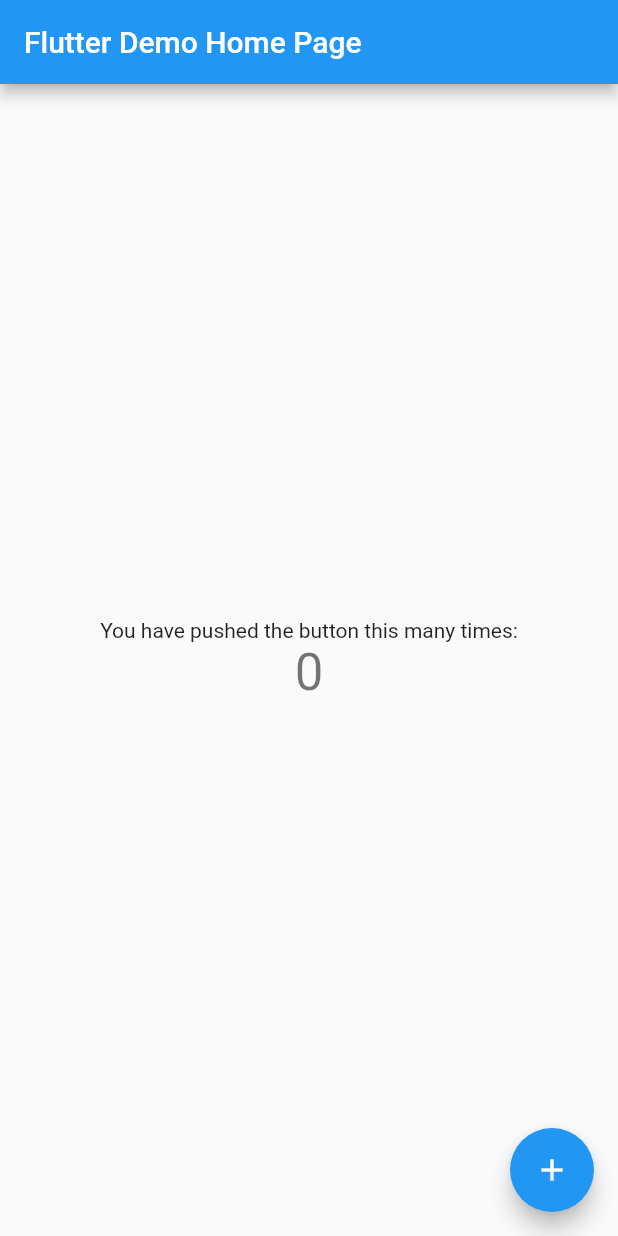
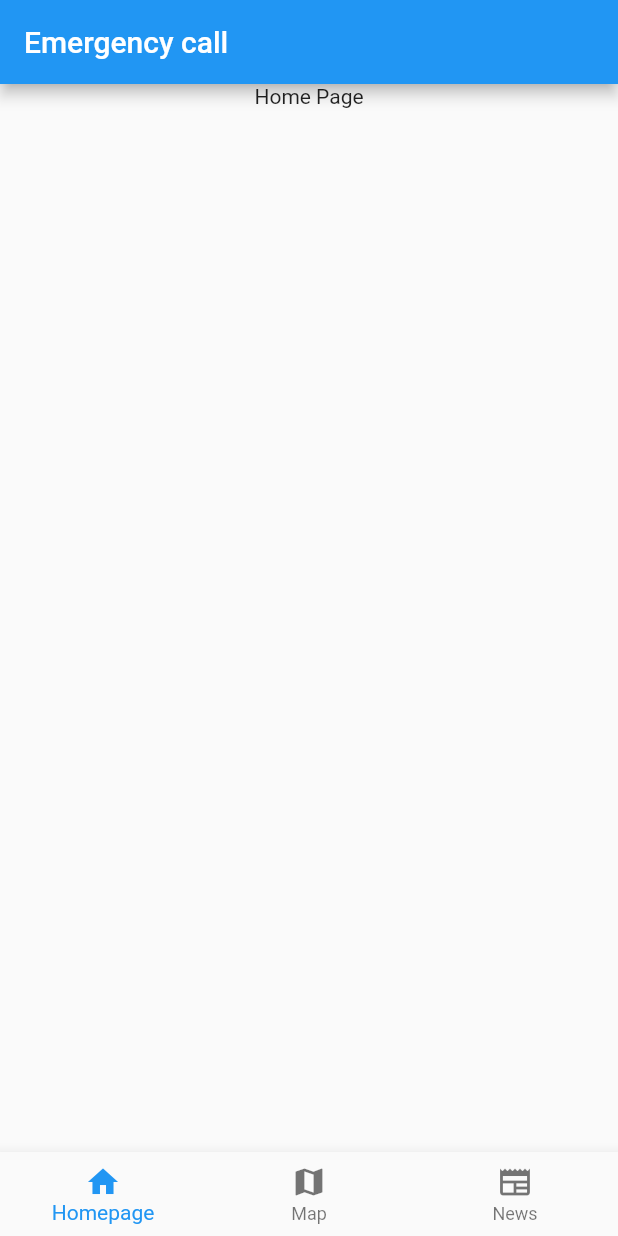
Before and after one commit to yasinthon04/Emergency_Call_Project, a Flutter app: the screen it shows after launch, on a phone screen of 412 x 824 dp. Run offline on Flutter 3.47's test engine with Material 2 defaults, Android fonts, the phone set to English and light mode, and no system bars.

Commit message:
create navbar

```diff
--- a/lib/main.dart
+++ b/lib/main.dart
@@ -1,115 +1,53 @@
+import 'package:emc/screens/home.dart';
+import 'package:emc/screens/map.dart';
+import 'package:emc/screens/news.dart';
 import 'package:flutter/material.dart';
 
 void main() {
-  runApp(const MyApp());
+  runApp(MyApp());
 }
 
 class MyApp extends StatelessWidget {
-  const MyApp({super.key});
-
-  // This widget is the root of your application.
   @override
   Widget build(BuildContext context) {
-    return MaterialApp(
-      title: 'Flutter Demo',
-      theme: ThemeData(
-        // This is the theme of your application.
-        //
-        // Try running your application with "flutter run". You'll see the
-        // application has a blue toolbar. Then, without quitting the app, try
-        // changing the primarySwatch below to Colors.green and then invoke
-        // "hot reload" (press "r" in the console where you ran "flutter run",
-        // or simply save your changes to "hot reload" in a Flutter IDE).
-        // Notice that the counter didn't reset back to zero; the application
-        // is not restarted.
-        primarySwatch: Colors.blue,
-      ),
-      home: const MyHomePage(title: 'Flutter Demo Home Page'),
-    );
+    return MaterialApp(home: MainPage());
   }
 }
 
-class MyHomePage extends StatefulWidget {
-  const MyHomePage({super.key, required this.title});
-
-  // This widget is the home page of your application. It is stateful, meaning
-  // that it has a State object (defined below) that contains fields that affect
-  // how it looks.
-
-  // This class is the configuration for the state. It holds the values (in this
-  // case the title) provided by the parent (in this case the App widget) and
-  // used by the build method of the State. Fields in a Widget subclass are
-  // always marked "final".
-
-  final String title;
+class MainPage extends StatefulWidget {
+  const MainPage({Key? key}) : super(key: key);
 
   @override
-  State<MyHomePage> createState() => _MyHomePageState();
+  _MainPageState createState() => _MainPageState();
 }
 
-class _MyHomePageState extends State<MyHomePage> {
-  int _counter = 0;
+class _MainPageState extends State<MainPage> {
 
-  void _incrementCounter() {
-    setState(() {
-      // This call to setState tells the Flutter framework that something has
-      // changed in this State, which causes it to rerun the build method below
-      // so that the display can reflect the updated values. If we changed
-      // _counter without calling setState(), then the build method would not be
-      // called again, and so nothing would appear to happen.
-      _counter++;
-    });
-  }
+  int _currentIndex = 0;
+  final tabs = [HomePage(),MapPage(),NewsPage()];
 
   @override
   Widget build(BuildContext context) {
-    // This method is rerun every time setState is called, for instance as done
-    // by the _incrementCounter method above.
-    //
-    // The Flutter framework has been optimized to make rerunning build methods
-    // fast, so that you can just rebuild anything that needs updating rather
-    // than having to individually change instances of widgets.
     return Scaffold(
-      appBar: AppBar(
-        // Here we take the value from the MyHomePage object that was created by
-        // the App.build method, and use it to set our appbar title.
-        title: Text(widget.title),
-      ),
-      body: Center(
-        // Center is a layout widget. It takes a single child and positions it
-        // in the middle of the parent.
-        child: Column(
-          // Column is also a layout widget. It takes a list of children and
-          // arranges them vertically. By default, it sizes itself to fit its
-          // children horizontally, and tries to be as tall as its parent.
-          //
-          // Invoke "debug painting" (press "p" in the console, choose the
-          // "Toggle Debug Paint" action from the Flutter Inspector in Android
-          // Studio, or the "Toggle Debug Paint" command in Visual Studio Code)
-          // to see the wireframe for each widget.
-          //
-          // Column has various properties to control how it sizes itself and
-          // how it positions its children. Here we use mainAxisAlignment to
-          // center the children vertically; the main axis here is the vertical
-          // axis because Columns are vertical (the cross axis would be
-          // horizontal).
-          mainAxisAlignment: MainAxisAlignment.center,
-          children: <Widget>[
-            const Text(
-              'You have pushed the button this many times:',
-            ),
-            Text(
-              '$_counter',
-              style: Theme.of(context).textTheme.headlineMedium,
-            ),
+        appBar: AppBar(
+          title: Text("Emergency call")
+          ),
+        body: tabs[_currentIndex],
+        bottomNavigationBar: BottomNavigationBar(
+          currentIndex: _currentIndex,
+          items: [
+            BottomNavigationBarItem(icon: Icon(Icons.home), label: "Homepage",backgroundColor: Colors.blue),
+            BottomNavigationBarItem(icon: Icon(Icons.map), label: "Map"),
+            BottomNavigationBarItem(icon: Icon(Icons.newspaper), label: "News"),
+
+
           ],
-        ),
-      ),
-      floatingActionButton: FloatingActionButton(
-        onPressed: _incrementCounter,
-        tooltip: 'Increment',
-        child: const Icon(Icons.add),
-      ), // This trailing comma makes auto-formatting nicer for build methods.
-    );
+          onTap: (index) {
+            setState(() {
+              print(index);
+              _currentIndex = index;
+            });
+          },
+        ));
   }
 }
--- /dev/null
+++ b/lib/screens/home.dart
@@ -0,0 +1,23 @@
+import 'package:flutter/material.dart';
+import 'package:flutter/src/widgets/container.dart';
+import 'package:flutter/src/widgets/framework.dart';
+
+class HomePage extends StatefulWidget {
+  const HomePage({ Key? key}) : super(key: key);
+
+  @override
+  _HomePageState createState() => _HomePageState();
+}
+
+class _HomePageState extends State<HomePage> {
+  @override
+  Widget build(BuildContext context) {
+    return ListView(
+      children: [
+        Center(
+          child: Text("Home Page"),
+          ),
+      ],
+    );
+  }
+}
```
Also changed, not shown: lib/screens/map.dart (added, +23 -0 lines), lib/screens/news.dart (added, +23 -0 lines).
